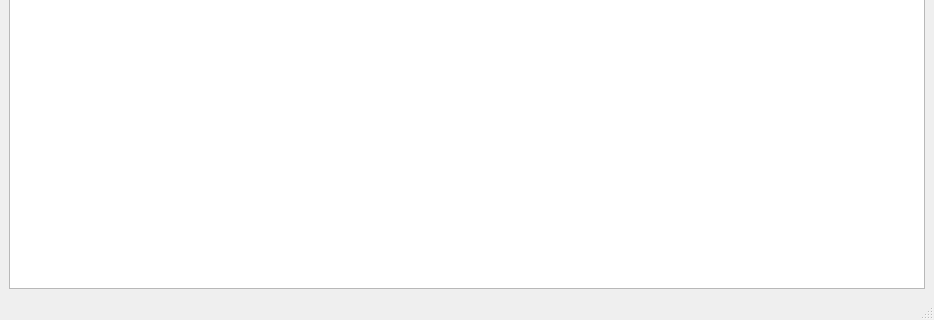
Above: analizator_0.1.ui from AnkushinDaniil/Analizator before the change; both pictures show x 0 to 934 and y 482 to 802 of the 934 by 802 pixel window. Below: the same form after it.
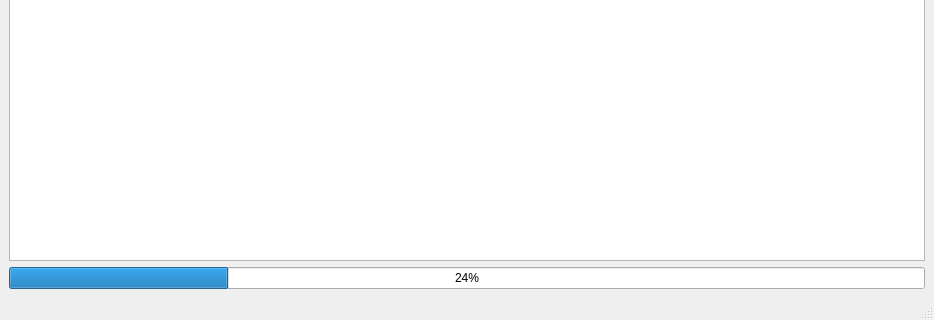
That is the form after the change.

The edit to the form file:
```diff
--- a/analizator_0.1.ui
+++ b/analizator_0.1.ui
@@ -159,6 +159,13 @@
       <item>
        <widget class="QGraphicsView" name="visibility"/>
       </item>
+      <item>
+       <widget class="QProgressBar" name="progressBar">
+        <property name="value">
+         <number>24</number>
+        </property>
+       </widget>
+      </item>
      </layout>
     </item>
    </layout>
```
